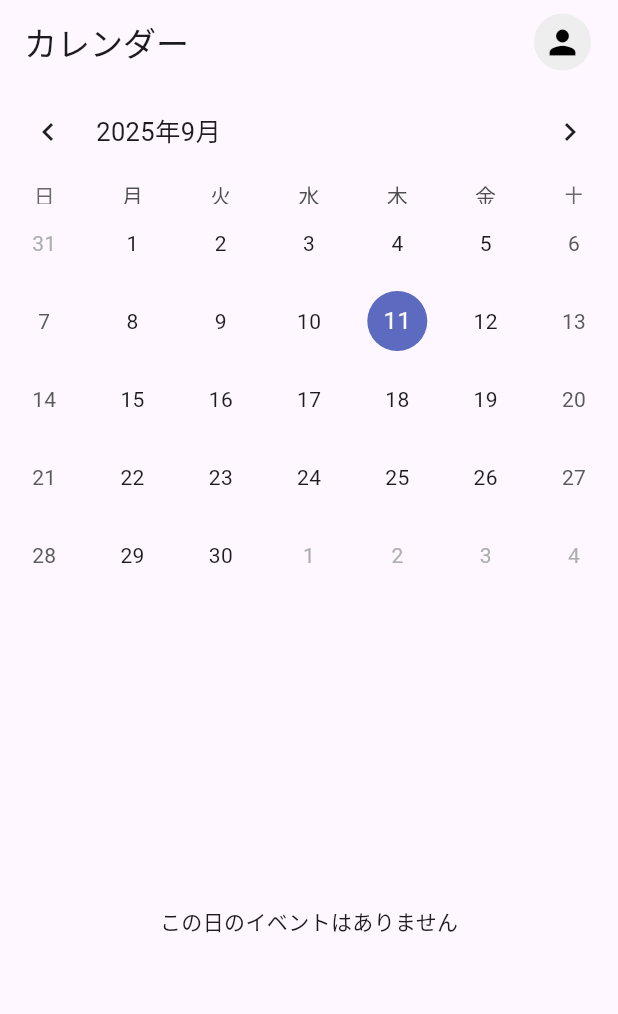
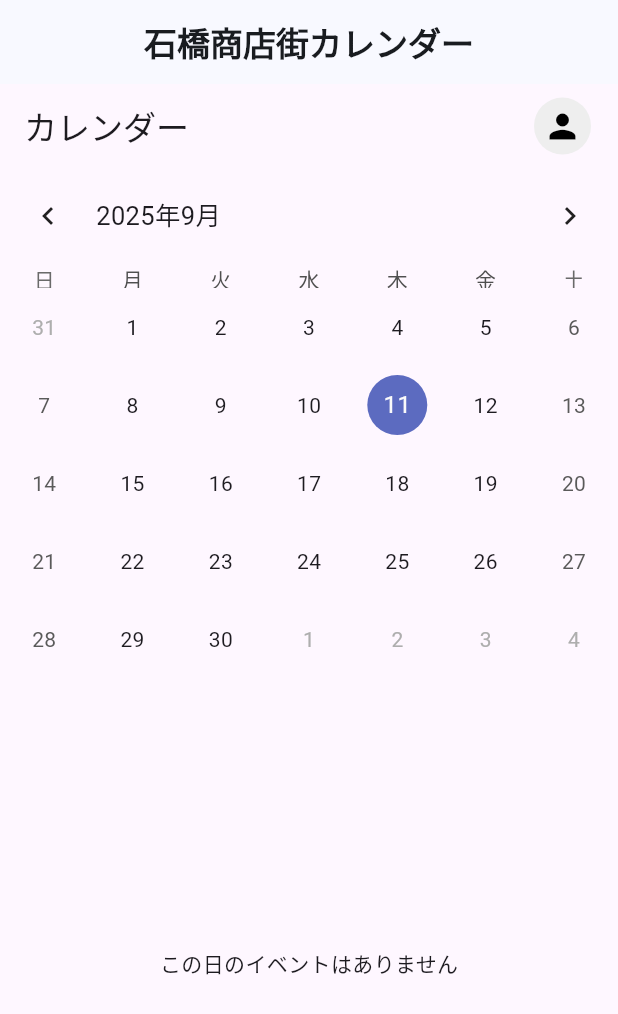
Before and after one commit to Yuffter/ishibashi-syoutengai-calendar, a Flutter app: the screen it shows after launch, on a phone screen of 412 x 824 dp. Shown: the top 1014 px of the screen. Run offline on Flutter 3.47's test engine with Material 3 defaults, Android fonts, the phone set to English and light mode, and no system bars; drawn by our look-alikes of table_calendar; our stand-ins replace cloud_firestore, firebase_auth, firebase_core, firebase_storage, flutter_riverpod, google_fonts and 2 more; missing offline and left inert: image_picker_web; accounts and stored records are empty; generated files the repository leaves out were written again.

Commit message:
feat: アプリヘッダーを追加

```diff
--- a/lib/main.dart
+++ b/lib/main.dart
@@ -7,6 +7,7 @@ import 'package:flutter_localizations/flutter_localizations.dart';
 import 'view/login_page.dart';
 import 'firebase_options.dart';
 import 'package:google_fonts/google_fonts.dart';
+import 'widget/header.dart';
 
 void main() async {
   WidgetsFlutterBinding.ensureInitialized();
@@ -46,7 +47,10 @@ class MyApp extends StatelessWidget {
         Locale('en', 'US'), // 英語
       ],
       locale: const Locale('ja', 'JP'),
-      home: const MainPage(),
+      home: const Scaffold(
+        appBar: Header(),
+        body: MainPage(),
+      ),
     );
   }
 }
--- /dev/null
+++ b/lib/widget/header.dart
@@ -0,0 +1,17 @@
+import 'package:flutter/material.dart';
+
+class Header extends StatelessWidget implements PreferredSizeWidget {
+  const Header({super.key});
+
+  @override
+  Size get preferredSize => Size.fromHeight(kToolbarHeight);
+
+  @override
+  Widget build(BuildContext context) {
+    return AppBar(
+      title: Center(
+        child: Text('石橋商店街カレンダー', style: TextStyle(fontWeight: FontWeight.bold)),
+      ),
+    );
+  }
+}
```
